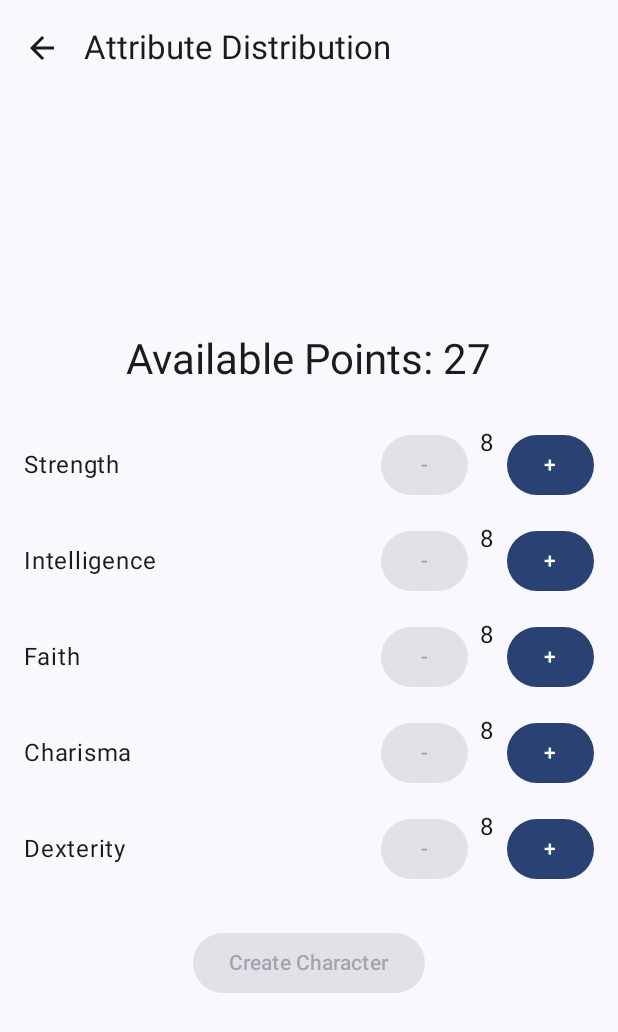
After one commit to luizredig/dungeons-n-kotlin-android-app, an Android app built with Jetpack Compose: the AttributeDistributionActivity screen opened directly, with no data from a screen before it, on a phone screen of 412 x 824 dp. The commit adds this screen. Shown: the top 1032 px of the screen. Run offline under Robolectric (Android 15) with nearby library versions, the phone set to English and light mode, and no system bars.

Commit message:
feat(character): add attribute distribution screen for character creation

```diff
--- a/app/src/main/AndroidManifest.xml
+++ b/app/src/main/AndroidManifest.xml
@@ -12,6 +12,9 @@
         android:supportsRtl="true"
         android:theme="@style/Theme.DungeonsNKotlin"
         tools:targetApi="31">
+        <activity
+            android:name=".AttributeDistributionActivity"
+            android:exported="false" />
         <activity
             android:name=".CharacterCreationActivity"
             android:exported="false" />
--- /dev/null
+++ b/app/src/main/java/com/github/luizredig/dungeons_n_kotlin/AttributeDistributionActivity.kt
@@ -0,0 +1,190 @@
+package com.github.luizredig.dungeons_n_kotlin
+
+import android.os.Bundle
+import android.widget.Toast
+import androidx.activity.ComponentActivity
+import androidx.activity.compose.setContent
+import androidx.compose.foundation.layout.*
+import androidx.compose.material3.*
+import androidx.compose.runtime.*
+import androidx.compose.ui.Alignment
+import androidx.compose.ui.Modifier
+import androidx.compose.ui.platform.LocalContext
+import androidx.compose.ui.unit.dp
+import androidx.compose.material.icons.Icons
+import androidx.compose.material.icons.filled.ArrowBack
+import com.github.luizredig.dungeons_n_kotlin.ui.theme.DungeonsNKotlinTheme
+
+class AttributeDistributionActivity : ComponentActivity() {
+    override fun onCreate(savedInstanceState: Bundle?) {
+        super.onCreate(savedInstanceState)
+        setContent {
+            DungeonsNKotlinTheme {
+                AttributeDistributionScreen(onBackClick = { finish() })
+            }
+        }
+    }
+}
+
+@OptIn(ExperimentalMaterial3Api::class)
+@Composable
+fun AttributeDistributionScreen(onBackClick: () -> Unit) {
+    var availablePoints by remember { mutableStateOf(27) }
+    var strength by remember { mutableStateOf(8) }
+    var intelligence by remember { mutableStateOf(8) }
+    var faith by remember { mutableStateOf(8) }
+    var charisma by remember { mutableStateOf(8) }
+    var dexterity by remember { mutableStateOf(8) }
+    val context = LocalContext.current
+
+    Scaffold(
+        topBar = {
+            TopAppBar(
+                title = { Text("Attribute Distribution") },
+                navigationIcon = {
+                    IconButton(onClick = { onBackClick() }) {
+                        Icon(Icons.Default.ArrowBack, contentDescription = "Back")
+                    }
+                }
+            )
+        },
+        content = { padding ->
+            Column(
+                modifier = Modifier
+                    .fillMaxSize()
+                    .padding(padding)
+                    .padding(16.dp),
+                verticalArrangement = Arrangement.Center,
+                horizontalAlignment = Alignment.CenterHorizontally
+            ) {
+                Text(text = "Available Points: $availablePoints", style = MaterialTheme.typography.headlineMedium)
+
+                Spacer(modifier = Modifier.height(20.dp))
+
+                AttributeRow(
+                    attributeName = "Strength",
+                    attributeValue = strength,
+                    onIncrement = {
+                        if (strength < 15 && availablePoints > 0) {
+                            strength++
+                            availablePoints--
+                        }
+                    },
+                    onDecrement = {
+                        if (strength > 8) {
+                            strength--
+                            availablePoints++
+                        }
+                    }
+                )
+
+                AttributeRow(
+                    attributeName = "Intelligence",
+                    attributeValue = intelligence,
+                    onIncrement = {
+                        if (intelligence < 15 && availablePoints > 0) {
+                            intelligence++
+                            availablePoints--
+                        }
+                    },
+                    onDecrement = {
+                        if (intelligence > 8) {
+                            intelligence--
+                            availablePoints++
+                        }
+                    }
+                )
+
+                AttributeRow(
+                    attributeName = "Faith",
+                    attributeValue = faith,
+                    onIncrement = {
+                        if (faith < 15 && availablePoints > 0) {
+                            faith++
+                            availablePoints--
+                        }
+                    },
+                    onDecrement = {
+                        if (faith > 8) {
+                            faith--
+                            availablePoints++
+                        }
+                    }
+                )
+
+                AttributeRow(
+                    attributeName = "Charisma",
+                    attributeValue = charisma,
+                    onIncrement = {
+                        if (charisma < 15 && availablePoints > 0) {
+                            charisma++
+                            availablePoints--
+                        }
+                    },
+                    onDecrement = {
+                        if (charisma > 8) {
+                            charisma--
+                            availablePoints++
+                        }
+                    }
+                )
+
+                AttributeRow(
+                    attributeName = "Dexterity",
+                    attributeValue = dexterity,
+                    onIncrement = {
+                        if (dexterity < 15 && availablePoints > 0) {
+                            dexterity++
+                            availablePoints--
+                        }
+                    },
+                    onDecrement = {
+                        if (dexterity > 8) {
+                            dexterity--
+                            availablePoints++
+                        }
+                    }
+                )
+
+                Spacer(modifier = Modifier.height(20.dp))
+
+                Button(
+                    onClick = {
+                        Toast.makeText(context, "Character Created!", Toast.LENGTH_SHORT).show()
+                    },
+                    enabled = availablePoints == 0,
+                    modifier = Modifier.align(Alignment.CenterHorizontally)
+                ) {
+                    Text(text = "Create Character")
+                }
+            }
+        }
+    )
+}
+
+@Composable
+fun AttributeRow(
+    attributeName: String,
+    attributeValue: Int,
+    onIncrement: () -> Unit,
+    onDecrement: () -> Unit
+) {
+    Row(
+        verticalAlignment = Alignment.CenterVertically,
+        horizontalArrangement = Arrangement.SpaceBetween,
+        modifier = Modifier.fillMaxWidth().padding(vertical = 8.dp)
+    ) {
+        Text(text = attributeName, style = MaterialTheme.typography.bodyLarge)
+        Row {
+            Button(onClick = { onDecrement() }, enabled = attributeValue > 8) {
+                Text("-")
+            }
+            Spacer(modifier = Modifier.width(8.dp))
+            Text(text = attributeValue.toString(), style = MaterialTheme.typography.bodyLarge)
+            Spacer(modifier = Modifier.width(8.dp))
+            Button(onClick = { onIncrement() }, enabled = attributeValue < 15) {
+                Text("+")
+            }
+        }
+    }
+}
```
Also changed, not shown: app/src/main/java/com/github/luizredig/dungeons_n_kotlin/CharacterCreationActivity.kt (+10 -32 lines).
